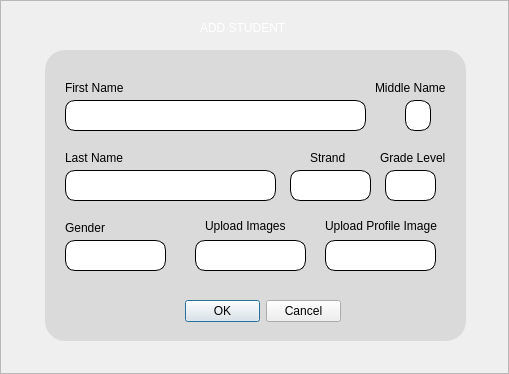
Qt form ui/addStudent.ui (HimoJCode/Automated-Attendance-Tracking) before a commit.
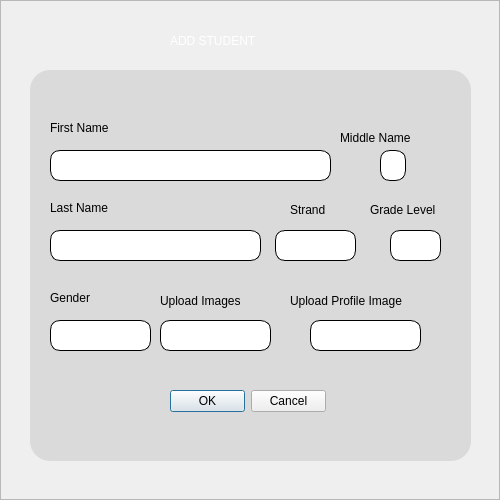
The same form after that commit. Icons and pictures are not drawn.

```diff
--- a/ui/addStudent.ui
+++ b/ui/addStudent.ui
@@ -6,8 +6,8 @@
    <rect>
     <x>0</x>
     <y>0</y>
-    <width>509</width>
-    <height>374</height>
+    <width>500</width>
+    <height>500</height>
    </rect>
   </property>
   <property name="windowTitle">
@@ -46,10 +46,10 @@
      <widget class="QLabel" name="label_2">
       <property name="geometry">
        <rect>
-        <x>200</x>
+        <x>170</x>
         <y>20</y>
-        <width>121</width>
-        <height>16</height>
+        <width>151</width>
+        <height>41</height>
        </rect>
       </property>
       <property name="styleSheet">
@@ -63,10 +63,10 @@
      <widget class="QFrame" name="updateFormFrame">
       <property name="geometry">
        <rect>
-        <x>45</x>
-        <y>50</y>
-        <width>421</width>
-        <height>291</height>
+        <x>30</x>
+        <y>70</y>
+        <width>441</width>
+        <height>391</height>
        </rect>
       </property>
       <property name="styleSheet">
@@ -96,8 +96,8 @@
        <property name="geometry">
         <rect>
          <x>20</x>
-         <y>50</y>
-         <width>301</width>
+         <y>80</y>
+         <width>281</width>
          <height>31</height>
         </rect>
        </property>
@@ -106,7 +106,7 @@
        <property name="geometry">
         <rect>
          <x>20</x>
-         <y>120</y>
+         <y>160</y>
          <width>211</width>
          <height>31</height>
         </rect>
@@ -116,8 +116,8 @@
        <property name="geometry">
         <rect>
          <x>20</x>
-         <y>30</y>
-         <width>71</width>
+         <y>50</y>
+         <width>91</width>
          <height>16</height>
         </rect>
        </property>
@@ -128,9 +128,9 @@
       <widget class="QLabel" name="middleName_label">
        <property name="geometry">
         <rect>
-         <x>330</x>
-         <y>30</y>
-         <width>81</width>
+         <x>310</x>
+         <y>60</y>
+         <width>111</width>
          <height>16</height>
         </rect>
        </property>
@@ -142,8 +142,8 @@
        <property name="geometry">
         <rect>
          <x>20</x>
-         <y>100</y>
-         <width>71</width>
+         <y>130</y>
+         <width>91</width>
          <height>16</height>
         </rect>
        </property>
@@ -154,10 +154,10 @@
       <widget class="QLabel" name="gradeLevel_label">
        <property name="geometry">
         <rect>
-         <x>335</x>
-         <y>100</y>
-         <width>71</width>
-         <height>16</height>
+         <x>340</x>
+         <y>130</y>
+         <width>91</width>
+         <height>20</height>
         </rect>
        </property>
        <property name="text">
@@ -167,8 +167,8 @@
       <widget class="QLineEdit" name="middleNameLineEdit">
        <property name="geometry">
         <rect>
-         <x>360</x>
-         <y>50</y>
+         <x>350</x>
+         <y>80</y>
          <width>26</width>
          <height>31</height>
         </rect>
@@ -181,7 +181,7 @@
        <property name="geometry">
         <rect>
          <x>20</x>
-         <y>190</y>
+         <y>250</y>
          <width>101</width>
          <height>31</height>
         </rect>
@@ -231,10 +231,10 @@
       <widget class="QLabel" name="strand_label">
        <property name="geometry">
         <rect>
-         <x>265</x>
-         <y>100</y>
-         <width>47</width>
-         <height>16</height>
+         <x>260</x>
+         <y>130</y>
+         <width>51</width>
+         <height>20</height>
         </rect>
        </property>
        <property name="text">
@@ -245,7 +245,7 @@
        <property name="geometry">
         <rect>
          <x>140</x>
-         <y>250</y>
+         <y>320</y>
          <width>156</width>
          <height>23</height>
         </rect>
@@ -258,7 +258,7 @@
        <property name="geometry">
         <rect>
          <x>245</x>
-         <y>120</y>
+         <y>160</y>
          <width>81</width>
          <height>31</height>
         </rect>
@@ -313,8 +313,8 @@
       <widget class="QComboBox" name="gradeComboBox">
        <property name="geometry">
         <rect>
-         <x>340</x>
-         <y>120</y>
+         <x>360</x>
+         <y>160</y>
          <width>51</width>
          <height>31</height>
         </rect>
@@ -367,7 +367,7 @@
        <property name="geometry">
         <rect>
          <x>20</x>
-         <y>170</y>
+         <y>220</y>
          <width>71</width>
          <height>16</height>
         </rect>
@@ -379,8 +379,8 @@
       <widget class="QPushButton" name="imagesUpload_btn">
        <property name="geometry">
         <rect>
-         <x>150</x>
-         <y>190</y>
+         <x>130</x>
+         <y>250</y>
          <width>111</width>
          <height>31</height>
         </rect>
@@ -412,7 +412,7 @@
        <property name="geometry">
         <rect>
          <x>280</x>
-         <y>190</y>
+         <y>250</y>
          <width>111</width>
          <height>31</height>
         </rect>
@@ -443,9 +443,9 @@
       <widget class="QLabel" name="lastNmae_label_3">
        <property name="geometry">
         <rect>
-         <x>160</x>
-         <y>165</y>
-         <width>101</width>
+         <x>130</x>
+         <y>220</y>
+         <width>121</width>
          <height>21</height>
         </rect>
        </property>
@@ -456,9 +456,9 @@
       <widget class="QLabel" name="lastNmae_label_4">
        <property name="geometry">
         <rect>
-         <x>280</x>
-         <y>165</y>
-         <width>131</width>
+         <x>260</x>
+         <y>220</y>
+         <width>161</width>
          <height>21</height>
         </rect>
        </property>
```
